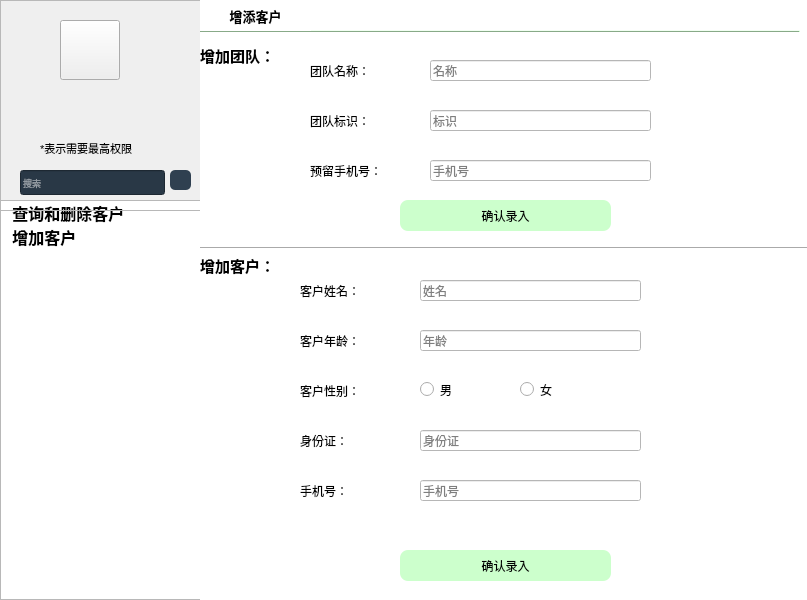
Old version of the form pythonProject/hotel_managment/Hotel-management-master/HotelManagement/ui/client.ui in the repository wAzusa/Bachelor_code.
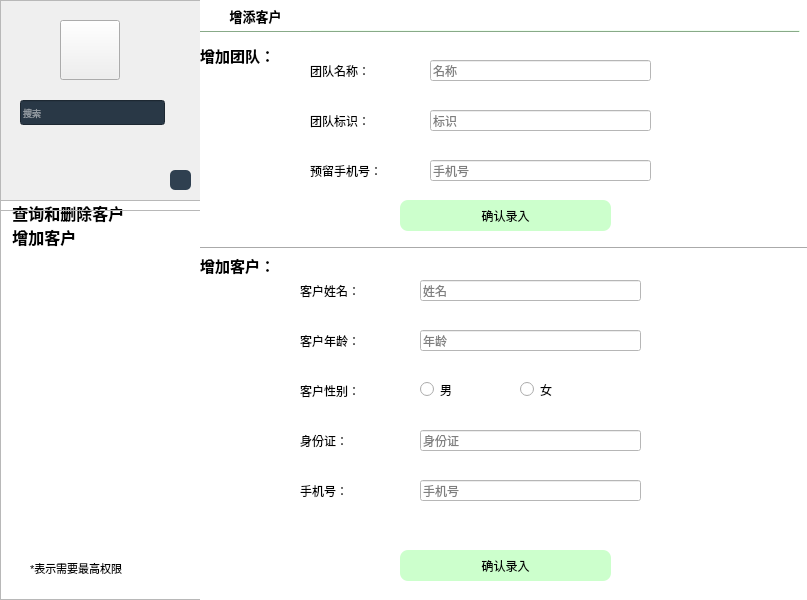
New version of the form. Icons and pictures are not drawn.

Patch:
```diff
--- a/pythonProject/hotel_managment/Hotel-management-master/HotelManagement/ui/client.ui
+++ b/pythonProject/hotel_managment/Hotel-management-master/HotelManagement/ui/client.ui
@@ -197,29 +197,11 @@
       <set>Qt::AlignCenter</set>
      </property>
     </widget>
-    <widget class="QLabel" name="label_2">
-     <property name="geometry">
-      <rect>
-       <x>40</x>
-       <y>140</y>
-       <width>121</width>
-       <height>16</height>
-      </rect>
-     </property>
-     <property name="font">
-      <font>
-       <pointsize>8</pointsize>
-      </font>
-     </property>
-     <property name="text">
-      <string>*表示需要最高权限</string>
-     </property>
-    </widget>
     <widget class="QLineEdit" name="Search">
      <property name="geometry">
       <rect>
        <x>20</x>
-       <y>170</y>
+       <y>100</y>
        <width>145</width>
        <height>25</height>
       </rect>
@@ -1431,6 +1413,24 @@
      </widget>
     </widget>
    </widget>
+   <widget class="QLabel" name="label_2">
+    <property name="geometry">
+     <rect>
+      <x>30</x>
+      <y>560</y>
+      <width>121</width>
+      <height>16</height>
+     </rect>
+    </property>
+    <property name="font">
+     <font>
+      <pointsize>8</pointsize>
+     </font>
+    </property>
+    <property name="text">
+     <string>*表示需要最高权限</string>
+    </property>
+   </widget>
   </widget>
  </widget>
  <resources/>
```
